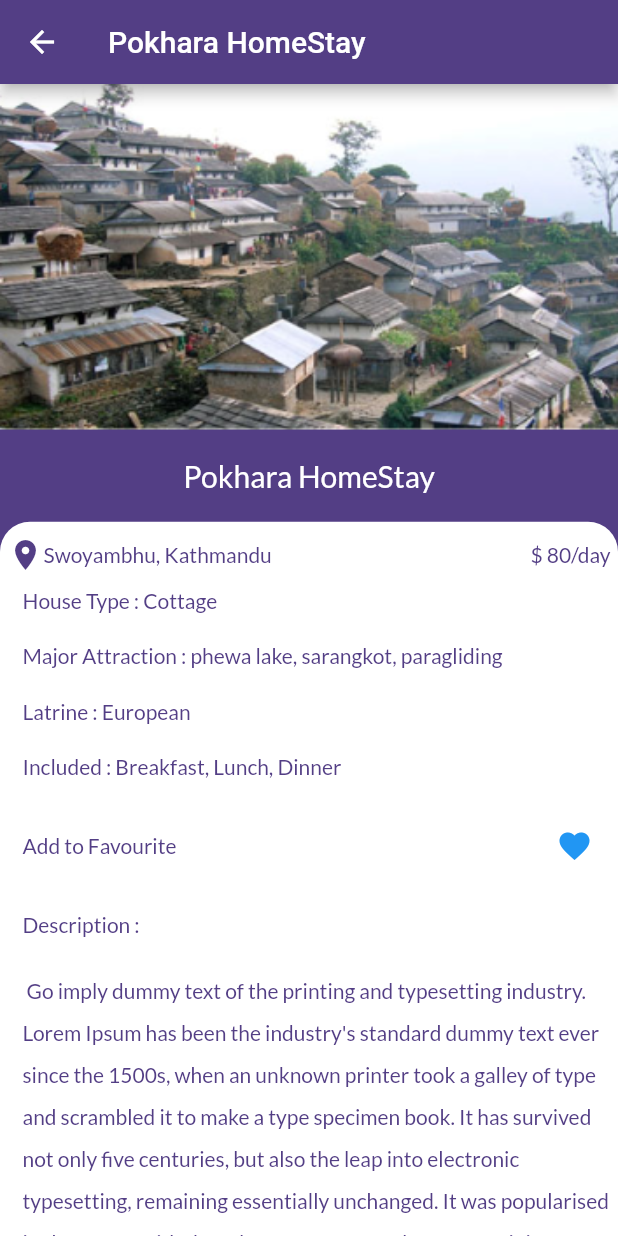
After one commit to ashutoshbr/Yatra, a Flutter app: the MainHome screen opened directly, after a tap on "Pokhara HomeStay", on a phone screen of 412 x 824 dp. The commit adds this screen. Run offline on Flutter 3.47's test engine with Material 2 defaults, Android fonts, the phone set to English and light mode, and no system bars; our stand-ins replace flutter_svg, google_fonts, introduction_screen, shared_preferences; accounts and stored records are empty.

Commit message:
description page added

```diff
--- /dev/null
+++ b/homestay/lib/pages/description.dart
@@ -0,0 +1,187 @@
+// ignore_for_file: prefer_adjacent_string_concatenation
+
+import 'dart:ui';
+
+import 'package:flutter/material.dart';
+import 'package:google_fonts/google_fonts.dart';
+import 'package:home_stay/onboarding/homepage.dart';
+
+class descriptionPage extends StatefulWidget {
+  late String homestayname;
+  late String address;
+  late String city;
+  descriptionPage(
+      {required this.homestayname, required this.address, required this.city});
+
+  @override
+  State<descriptionPage> createState() => _descriptionPageState();
+}
+
+class _descriptionPageState extends State<descriptionPage> {
+  String price = '\$ 80/day';
+  String home_type = 'Cottage';
+  List<String> attraction = [
+    'Phew Lake',
+    'Paragliding',
+    'skydiving',
+    'swimming'
+  ];
+  List<String> latrineTpye = ['European', 'Classic'];
+  String description =
+      ' Go imply dummy text of the printing and typesetting industry. Lorem Ipsum has been the industry\'s standard dummy text ever since the 1500s, when an unknown printer took a galley of type and scrambled it to make a type specimen book. It has survived not only five centuries, but also the leap into electronic typesetting, remaining essentially unchanged. It was popularised in the 1960s with the release of Letraset sheets containing Lorem Ipsum passages, and more recently with desktop publishing software like Aldus PageMaker including versions of Lorem Ipsum.';
+  String ownerMail = 'imrich@gmail.com';
+  String ownerPhone = '9800000000';
+  String ownerTelephone = '01-222222';
+  bool isFavourite = true;
+  @override
+  Widget build(BuildContext context) {
+    return Scaffold(
+      appBar: AppBar(
+        title: Text(widget.homestayname),
+      ),
+      body: SingleChildScrollView(
+        child: Column(
+          children: [
+            Container(
+              height: (MediaQuery.of(context).size.height -
+                      AppBar().preferredSize.height) *
+                  0.3,
+              // width: MediaQuery.of(context).size.width * 0.3,
+              decoration: BoxDecoration(
+                image: DecorationImage(
+                  image: AssetImage('assets/stayimage.png'),
+                  fit: BoxFit.fill,
+                ),
+              ),
+            ),
+            // ---------->includes all the description including name of the homestay<------------------------//
+            Container(
+              decoration: BoxDecoration(
+                color: Color(0xff533e85),
+              ),
+              child: Column(children: [
+                //------------>contains the name of the homestay<---------------//
+                Container(
+                  height: (MediaQuery.of(context).size.height -
+                          AppBar().preferredSize.height) *
+                      0.080,
+                  child: Center(
+                    child: Text(
+                      widget.homestayname,
+                      style: GoogleFonts.lato(
+                        color: Colors.white,
+                        fontSize: 20,
+                      ),
+                    ),
+                  ),
+                ),
+                //---------------->contains details like address, description etc.<--------------//
+                Container(
+                  // width: MediaQuery.of(context).size.width * 1,
+                  // height: MediaQuery.of(context).size.height * 0.,
+                  decoration: BoxDecoration(
+                    color: Colors.white,
+                    borderRadius: BorderRadius.only(
+                      topRight: Radius.circular(20),
+                      topLeft: Radius.circular(20),
+                    ),
+                  ),
+                  child: Padding(
+                    padding: EdgeInsets.fromLTRB(5, 10, 5, 10),
+                    child: Column(
+                      crossAxisAlignment: CrossAxisAlignment.start,
+                      children: [
+                        Row(
+                          mainAxisAlignment: MainAxisAlignment.spaceBetween,
+                          children: [
+                            Row(
+                              children: [
+                                Icon(
+                                  Icons.location_on,
+                                  color: Theme.of(context).primaryColor,
+                                ),
+                                Text(widget.address + ',' + ' ' + widget.city),
+                              ],
+                            ),
+                            Text(price),
+                          ],
+                        ),
+                        Padding(
+                          padding: EdgeInsets.fromLTRB(10, 10, 0, 10),
+                          child: Text('House Type :' + ' ' + home_type),
+                        ),
+                        Padding(
+                          padding: EdgeInsets.fromLTRB(10, 10, 0, 10),
+                          child: Text(
+                              'Major Attraction : phewa lake, sarangkot, paragliding'),
+                        ),
+                        Padding(
+                          padding: EdgeInsets.fromLTRB(10, 10, 0, 10),
+                          child: Text('Latrine : ' + latrineTpye.first),
+                        ),
+                        Padding(
+                          padding: EdgeInsets.fromLTRB(10, 10, 0, 10),
+                          child: Text('Included : Breakfast, Lunch, Dinner'),
+                        ),
+                        Padding(
+                          padding: EdgeInsets.fromLTRB(10, 10, 0, 10),
+                          child: Row(
+                            mainAxisAlignment: MainAxisAlignment.spaceBetween,
+                            children: [
+                              Text('Add to Favourite'),
+                              IconButton(
+                                  icon: Icon(Icons.favorite,
+                                      color: isFavourite
+                                          ? Colors.blue
+                                          : Theme.of(context).primaryColor),
+                                  onPressed: () {
+                                    setState(() {
+                                      isFavourite = !isFavourite;
+                                    });
+                                  })
+                            ],
+                          ),
+                        ),
+                        Padding(
+                          padding: EdgeInsets.fromLTRB(10, 10, 0, 10),
+                          child: Text('Description :'),
+                        ),
+                        Padding(
+                          padding: EdgeInsets.fromLTRB(10, 8, 0, 10),
+                          child: Text(
+                            description,
+                            style: TextStyle(
+                              height: 2,
+                            ),
+                          ),
+                        ),
+                        Padding(
+                          padding: EdgeInsets.fromLTRB(10, 10, 0, 10),
+                          child: Text(
+                            'Contact :',
+                          ),
+                        ),
+                        Padding(
+                          padding: EdgeInsets.fromLTRB(10, 10, 0, 10),
+                          child: Text('Email : ' + ownerMail),
+                        ),
+                        Padding(
+                          padding: EdgeInsets.fromLTRB(10, 10, 0, 10),
+                          child: Text('Phone : ' + ownerPhone),
+                        ),
+                        Padding(
+                          padding: EdgeInsets.fromLTRB(10, 10, 0, 10),
+                          child: Text('Telephone : ' + ownerTelephone),
+                        ),
+                      ],
+                    ),
+                  ),
+                )
+              ]),
+            ),
+          ],
+        ),
+      ),
+    );
+  }
+}
--- a/homestay/lib/pages/main_home.dart
+++ b/homestay/lib/pages/main_home.dart
@@ -1,4 +1,6 @@
 import 'dart:ui';
+import 'package:home_stay/pages/description.dart';
+
 import './favourites.dart';
 import 'package:flutter/material.dart';
 import 'package:home_stay/colors/colors.dart';
@@ -13,6 +15,9 @@ class MainHome extends StatefulWidget {
 }
 
 class _MainHomeState extends State<MainHome> {
+  String homestayname = "Pokhara HomeStay";
+  String address = "Swoyambhu";
+  String city = "Kathmandu";
   @override
   Widget build(BuildContext context) {
     return Scaffold(
@@ -54,7 +59,16 @@ class _MainHomeState extends State<MainHome> {
                         elevation: 10,
                         child: InkWell(
                           onTap: (() {
-                            print('Pressed');
+                            Navigator.push(
+                              context,
+                              MaterialPageRoute(
+                                builder: (context) => descriptionPage(
+                                  homestayname: homestayname,
+                                  address: address,
+                                  city: city,
+                                ),
+                              ),
+                            );
                           }),
                           child: Column(
                             children: [
@@ -72,7 +86,7 @@ class _MainHomeState extends State<MainHome> {
                                   child: Align(
                                     alignment: Alignment.centerLeft,
                                     child: FittedBox(
-                                      child: Text('Pokhara Royal Homestay',
+                                      child: Text(homestayname,
                                           style: GoogleFonts.lato(
                                               fontSize: 20,
                                               color: Colors.white)),
@@ -109,9 +123,9 @@ class _MainHomeState extends State<MainHome> {
                                   child: Align(
                                     alignment: Alignment.centerLeft,
                                     child: FittedBox(
-                                      child: Text('Pokhara',
+                                      child: Text(address + ',' + ' ' + city,
                                           style: GoogleFonts.lato(
-                                            fontSize: 20,
+                                            fontSize: 18,
                                             color: Colors.white,
                                           )),
                                     ),
```
Also changed, not shown: homestay/pubspec.lock.
